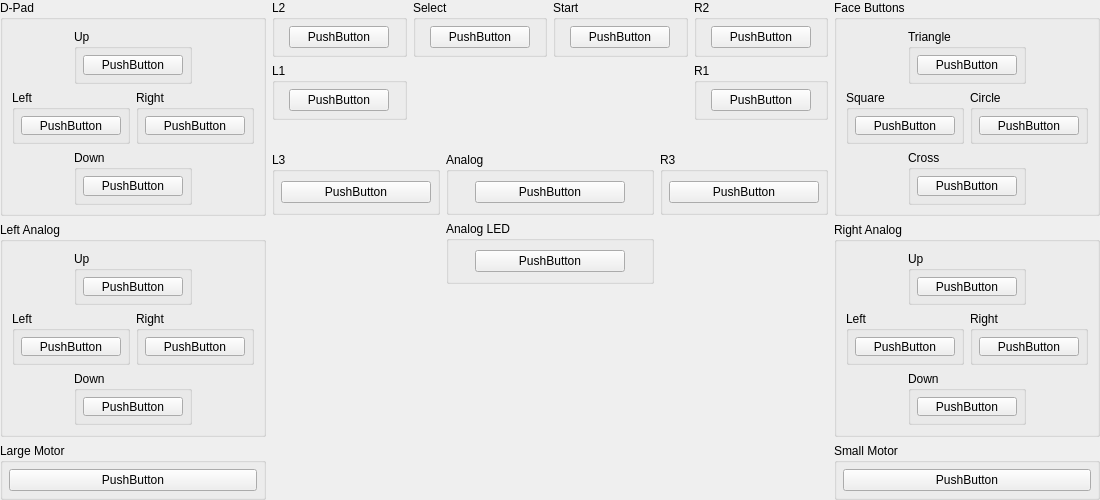
Above: src/duckstation-qt/controllerbindingwidget_analog_controller.ui from stenzek/duckstation before the change. Below: the same form after it.
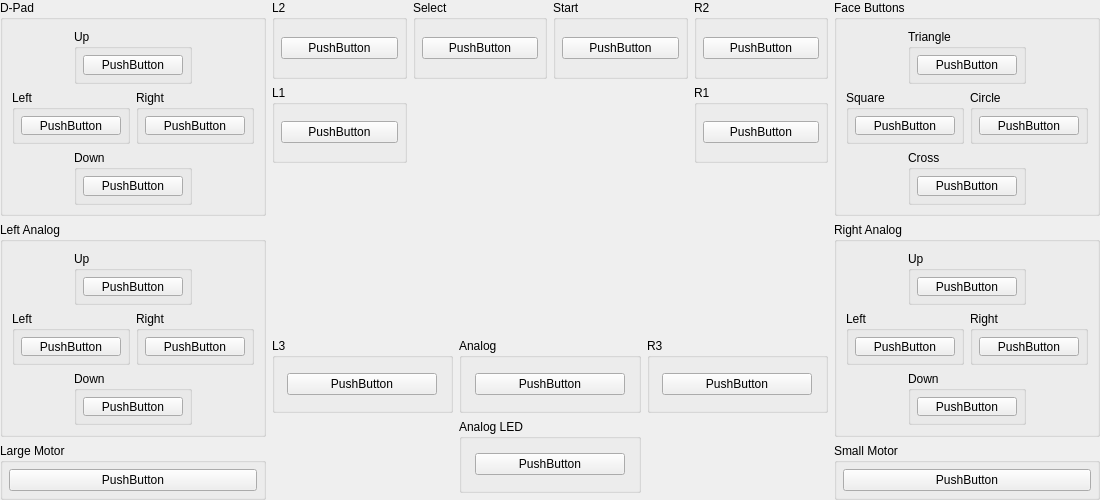
That is the form after the change. Icons and pictures are not drawn. Custom widgets are drawn as their Qt base class.

Commit message: Qt: Minor layout fixes in analog controller binding widget

Diff of the .ui file:
```diff
--- a/src/duckstation-qt/controllerbindingwidget_analog_controller.ui
+++ b/src/duckstation-qt/controllerbindingwidget_analog_controller.ui
@@ -454,7 +454,7 @@
          <widget class="InputBindingWidget" name="R2">
           <property name="maximumSize">
            <size>
-            <width>100</width>
+            <width>150</width>
             <height>16777215</height>
            </size>
           </property>
@@ -488,7 +488,7 @@
          <widget class="InputBindingWidget" name="Select">
           <property name="maximumSize">
            <size>
-            <width>100</width>
+            <width>150</width>
             <height>16777215</height>
            </size>
           </property>
@@ -522,7 +522,7 @@
          <widget class="InputBindingWidget" name="L2">
           <property name="maximumSize">
            <size>
-            <width>100</width>
+            <width>150</width>
             <height>16777215</height>
            </size>
           </property>
@@ -556,7 +556,7 @@
          <widget class="InputBindingWidget" name="Start">
           <property name="maximumSize">
            <size>
-            <width>100</width>
+            <width>150</width>
             <height>16777215</height>
            </size>
           </property>
@@ -590,7 +590,7 @@
          <widget class="InputBindingWidget" name="R1">
           <property name="maximumSize">
            <size>
-            <width>100</width>
+            <width>150</width>
             <height>16777215</height>
            </size>
           </property>
@@ -624,7 +624,7 @@
          <widget class="InputBindingWidget" name="L1">
           <property name="maximumSize">
            <size>
-            <width>100</width>
+            <width>150</width>
             <height>16777215</height>
            </size>
           </property>
@@ -1090,28 +1090,6 @@
    </item>
    <item row="2" column="1">
     <layout class="QGridLayout" name="gridLayout_32">
-     <item row="0" column="1" colspan="2">
-      <widget class="QGroupBox" name="groupBox_31">
-       <property name="title">
-        <string>Analog</string>
-       </property>
-       <layout class="QGridLayout" name="gridLayout_33">
-        <item row="0" column="0">
-         <widget class="InputBindingWidget" name="Analog">
-          <property name="maximumSize">
-           <size>
-            <width>150</width>
-            <height>16777215</height>
-           </size>
-          </property>
-          <property name="text">
-           <string>PushButton</string>
-          </property>
-         </widget>
-        </item>
-       </layout>
-      </widget>
-     </item>
      <item row="0" column="0">
       <widget class="QGroupBox" name="groupBox_27">
        <property name="title">
@@ -1132,15 +1110,43 @@
         </property>
         <item row="0" column="0">
          <widget class="InputBindingWidget" name="L3">
-          <property name="minimumSize">
+          <property name="maximumSize">
            <size>
             <width>150</width>
-            <height>0</height>
+            <height>16777215</height>
            </size>
           </property>
+          <property name="text">
+           <string>PushButton</string>
+          </property>
+         </widget>
+        </item>
+       </layout>
+      </widget>
+     </item>
+     <item row="0" column="1">
+      <widget class="QGroupBox" name="groupBox_31">
+       <property name="title">
+        <string>Analog</string>
+       </property>
+       <layout class="QGridLayout" name="gridLayout_33">
+        <property name="leftMargin">
+         <number>6</number>
+        </property>
+        <property name="topMargin">
+         <number>6</number>
+        </property>
+        <property name="rightMargin">
+         <number>6</number>
+        </property>
+        <property name="bottomMargin">
+         <number>6</number>
+        </property>
+        <item row="0" column="0">
+         <widget class="InputBindingWidget" name="Analog">
           <property name="maximumSize">
            <size>
-            <width>100</width>
+            <width>150</width>
             <height>16777215</height>
            </size>
           </property>
@@ -1152,7 +1158,7 @@
        </layout>
       </widget>
      </item>
-     <item row="0" column="3">
+     <item row="0" column="2">
       <widget class="QGroupBox" name="groupBox_28">
        <property name="title">
         <string>R3</string>
@@ -1172,15 +1178,9 @@
         </property>
         <item row="0" column="0">
          <widget class="InputBindingWidget" name="R3">
-          <property name="minimumSize">
-           <size>
-            <width>150</width>
-            <height>0</height>
-           </size>
-          </property>
           <property name="maximumSize">
            <size>
-            <width>100</width>
+            <width>150</width>
             <height>16777215</height>
            </size>
           </property>
@@ -1192,25 +1192,24 @@
        </layout>
       </widget>
      </item>
-     <item row="2" column="0" colspan="4">
-      <spacer name="verticalSpacer">
-       <property name="orientation">
-        <enum>Qt::Orientation::Vertical</enum>
-       </property>
-       <property name="sizeHint" stdset="0">
-        <size>
-         <width>20</width>
-         <height>40</height>
-        </size>
-       </property>
-      </spacer>
-     </item>
-     <item row="1" column="1" colspan="2">
+     <item row="1" column="1">
       <widget class="QGroupBox" name="groupBox_33">
        <property name="title">
         <string>Analog LED</string>
        </property>
        <layout class="QGridLayout" name="gridLayout_34">
+        <property name="leftMargin">
+         <number>6</number>
+        </property>
+        <property name="topMargin">
+         <number>6</number>
+        </property>
+        <property name="rightMargin">
+         <number>6</number>
+        </property>
+        <property name="bottomMargin">
+         <number>6</number>
+        </property>
         <item row="0" column="0">
          <widget class="InputBindingWidget" name="AnalogLED">
           <property name="maximumSize">
@@ -1227,6 +1226,13 @@
        </layout>
       </widget>
      </item>
+     <item row="2" column="0" colspan="3">
+      <spacer name="verticalSpacer">
+       <property name="orientation">
+        <enum>Qt::Orientation::Vertical</enum>
+       </property>
+      </spacer>
+     </item>
     </layout>
    </item>
   </layout>
```
Left out of the diff: 12 changed lines with no effect on the pictures. The commit also changes 1 other file.
